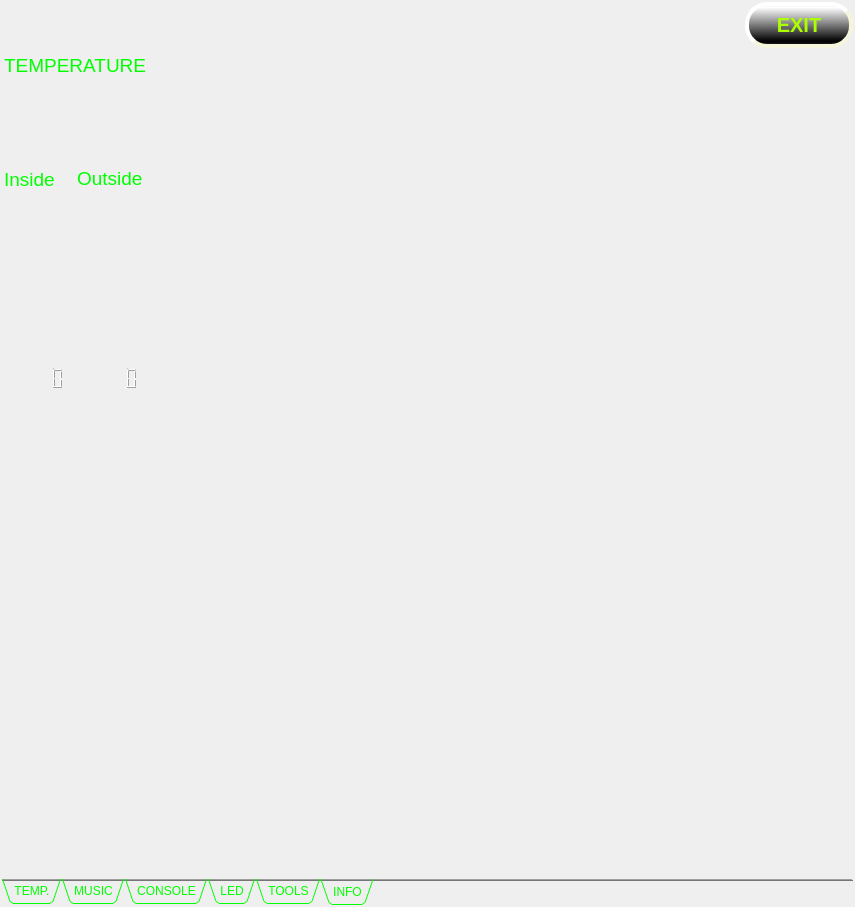
cyniu88/QT_kurs, file iDom_Client/idom_client.ui: the form before one commit.
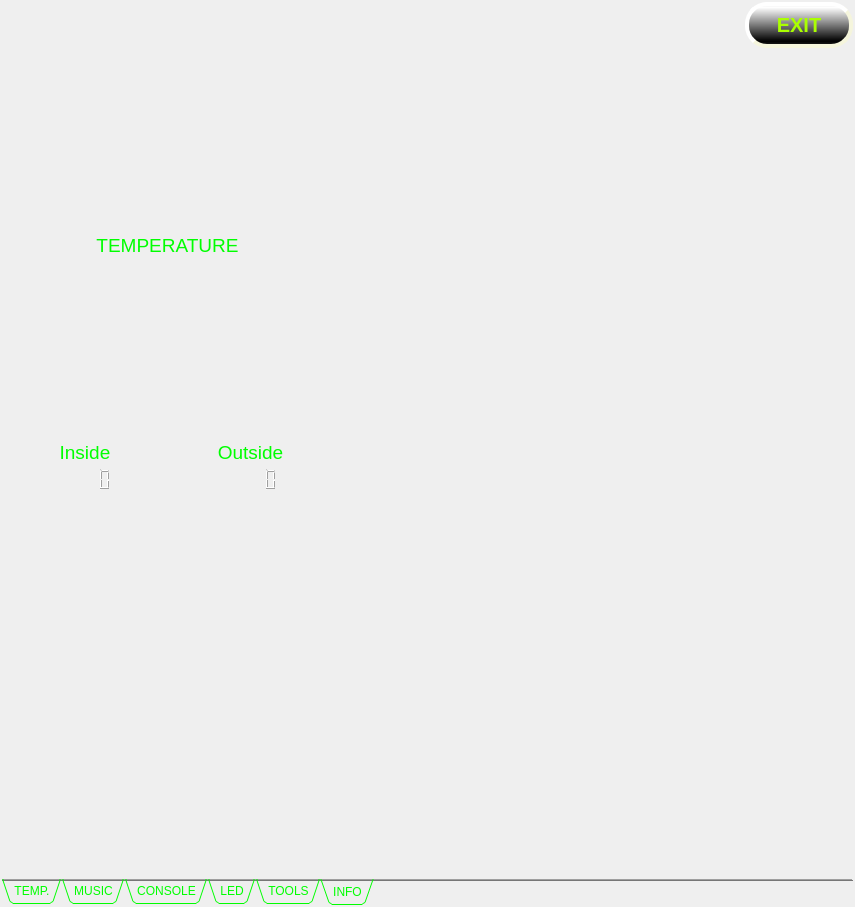
The form after the commit. Icons and pictures are not drawn.

Commit message: nowy wyglad gui

The edit to the form file:
```diff
--- a/iDom_Client/idom_client.ui
+++ b/iDom_Client/idom_client.ui
@@ -2198,117 +2198,82 @@
        <attribute name="title">
         <string>INFO</string>
        </attribute>
-       <layout class="QGridLayout" name="gridLayout_13">
-        <item row="1" column="3" colspan="2">
-         <layout class="QGridLayout" name="gridLayout_termometerOUT">
-          <property name="sizeConstraint">
-           <enum>QLayout::SetNoConstraint</enum>
-          </property>
-          <item row="1" column="0" colspan="2" alignment="Qt::AlignHCenter|Qt::AlignVCenter">
-           <widget class="QLCDNumber" name="OutsideLCD_2">
-            <property name="font">
-             <font>
-              <family>MS Shell Dlg 2</family>
-              <pointsize>16</pointsize>
-             </font>
-            </property>
-            <property name="layoutDirection">
-             <enum>Qt::LeftToRight</enum>
-            </property>
-            <property name="styleSheet">
-             <string notr="true">color: rgb(0, 255, 0);</string>
-            </property>
-            <property name="frameShape">
-             <enum>QFrame::NoFrame</enum>
-            </property>
-            <property name="smallDecimalPoint">
-             <bool>false</bool>
-            </property>
-            <property name="digitCount">
-             <number>5</number>
-            </property>
-            <property name="segmentStyle">
-             <enum>QLCDNumber::Filled</enum>
-            </property>
-           </widget>
-          </item>
-          <item row="0" column="0">
-           <widget class="QLabel" name="label">
+       <widget class="QWidget" name="gridLayoutWidget">
+        <property name="geometry">
+         <rect>
+          <x>0</x>
+          <y>0</y>
+          <width>331</width>
+          <height>621</height>
+         </rect>
+        </property>
+        <layout class="QGridLayout" name="gridLayout_TEMPERATURE">
+         <item row="1" column="1">
+          <layout class="QVBoxLayout" name="myWerOUT">
+           <item>
+            <widget class="QLabel" name="label_2">
             <property name="sizePolicy">
-             <sizepolicy hsizetype="Expanding" vsizetype="Preferred">
+              <sizepolicy hsizetype="Preferred" vsizetype="Fixed">
               <horstretch>0</horstretch>
               <verstretch>0</verstretch>
              </sizepolicy>
             </property>
-            <property name="maximumSize">
-             <size>
-              <width>119</width>
-              <height>16777215</height>
-             </size>
-            </property>
             <property name="font">
              <font>
               <pointsize>14</pointsize>
              </font>
             </property>
-            <property name="styleSheet">
-             <string notr="true">color: rgb(0, 255, 0);
-background-color: rgba(0, 0, 0, 0);</string>
-            </property>
             <property name="text">
              <string>Outside</string>
             </property>
-            <property name="textFormat">
-             <enum>Qt::RichText</enum>
+             <property name="alignment">
+              <set>Qt::AlignCenter</set>
             </property>
            </widget>
           </item>
-          <item row="2" column="0">
+           <item>
+            <widget class="QLCDNumber" name="OutsideLCD_2">
+             <property name="sizePolicy">
+              <sizepolicy hsizetype="Minimum" vsizetype="Fixed">
+               <horstretch>0</horstretch>
+               <verstretch>0</verstretch>
+              </sizepolicy>
+             </property>
+             <property name="font">
+              <font>
+               <family>MS PGothic</family>
+               <pointsize>14</pointsize>
+              </font>
+             </property>
+             <property name="layoutDirection">
+              <enum>Qt::LeftToRight</enum>
+             </property>
+             <property name="styleSheet">
+              <string notr="true">color: rgb(0, 255, 0);</string>
+             </property>
+             <property name="frameShape">
+              <enum>QFrame::NoFrame</enum>
+             </property>
+             <property name="smallDecimalPoint">
+              <bool>false</bool>
+             </property>
+             <property name="digitCount">
+              <number>5</number>
+             </property>
+             <property name="segmentStyle">
+              <enum>QLCDNumber::Filled</enum>
+             </property>
+            </widget>
+           </item>
+           <item>
            <layout class="QVBoxLayout" name="werOUT"/>
           </item>
          </layout>
         </item>
-        <item row="2" column="0">
-         <spacer name="verticalSpacer">
-          <property name="orientation">
-           <enum>Qt::Vertical</enum>
-          </property>
-          <property name="sizeType">
-           <enum>QSizePolicy::Ignored</enum>
-          </property>
-          <property name="sizeHint" stdset="0">
-           <size>
-            <width>20</width>
-            <height>40</height>
-           </size>
-          </property>
-         </spacer>
-        </item>
-        <item row="1" column="5">
-         <spacer name="horizontalSpacer_2">
-          <property name="orientation">
-           <enum>Qt::Horizontal</enum>
-          </property>
-          <property name="sizeHint" stdset="0">
-           <size>
-            <width>40</width>
-            <height>20</height>
-           </size>
-          </property>
-         </spacer>
-        </item>
-        <item row="2" column="1">
-         <widget class="QWidget" name="widget" native="true">
-          <property name="minimumSize">
-           <size>
-            <width>0</width>
-            <height>302</height>
-           </size>
-          </property>
-         </widget>
-        </item>
-        <item row="0" column="0" colspan="5">
-         <widget class="QLabel" name="label_3">
+         <item row="1" column="0">
+          <layout class="QVBoxLayout" name="myWerIN">
+           <item>
+            <widget class="QLabel" name="label">
           <property name="sizePolicy">
            <sizepolicy hsizetype="Preferred" vsizetype="Fixed">
             <horstretch>0</horstretch>
@@ -2320,26 +2285,30 @@
             <pointsize>14</pointsize>
            </font>
           </property>
+             <property name="layoutDirection">
+              <enum>Qt::LeftToRight</enum>
+             </property>
           <property name="text">
-           <string>TEMPERATURE</string>
+              <string>Inside</string>
+             </property>
+             <property name="alignment">
+              <set>Qt::AlignCenter</set>
           </property>
          </widget>
         </item>
-        <item row="1" column="0" colspan="3">
-         <layout class="QGridLayout" name="gridLayout_termometerIN">
-          <property name="sizeConstraint">
-           <enum>QLayout::SetNoConstraint</enum>
-          </property>
-          <item row="1" column="0" colspan="2" alignment="Qt::AlignHCenter|Qt::AlignVCenter">
+           <item>
            <widget class="QLCDNumber" name="InsideLCD_2">
+             <property name="sizePolicy">
+              <sizepolicy hsizetype="Minimum" vsizetype="Fixed">
+               <horstretch>0</horstretch>
+               <verstretch>0</verstretch>
+              </sizepolicy>
+             </property>
             <property name="font">
              <font>
               <pointsize>14</pointsize>
              </font>
             </property>
-            <property name="layoutDirection">
-             <enum>Qt::RightToLeft</enum>
-            </property>
             <property name="styleSheet">
              <string notr="true">color: rgb(0, 255, 0);</string>
             </property>
@@ -2351,40 +2320,37 @@
             </property>
            </widget>
           </item>
-          <item row="0" column="0">
-           <widget class="QLabel" name="label_2">
-            <property name="sizePolicy">
-             <sizepolicy hsizetype="Fixed" vsizetype="Preferred">
-              <horstretch>0</horstretch>
-              <verstretch>0</verstretch>
-             </sizepolicy>
-            </property>
-            <property name="maximumSize">
-             <size>
-              <width>107</width>
-              <height>16777215</height>
-             </size>
-            </property>
-            <property name="font">
-             <font>
-              <pointsize>14</pointsize>
-             </font>
-            </property>
-            <property name="styleSheet">
-             <string notr="true">color: rgb(0, 255, 0);
-background-color: rgba(0, 0, 0, 0);</string>
-            </property>
-            <property name="text">
-             <string>Inside </string>
-            </property>
-           </widget>
-          </item>
-          <item row="2" column="0">
+           <item>
            <layout class="QVBoxLayout" name="werIN"/>
           </item>
          </layout>
         </item>
-       </layout>
+         <item row="0" column="0" colspan="2">
+          <widget class="QLabel" name="label_3">
+           <property name="sizePolicy">
+            <sizepolicy hsizetype="Preferred" vsizetype="Fixed">
+             <horstretch>0</horstretch>
+             <verstretch>0</verstretch>
+            </sizepolicy>
+           </property>
+           <property name="font">
+            <font>
+             <pointsize>14</pointsize>
+            </font>
+           </property>
+           <property name="layoutDirection">
+            <enum>Qt::LeftToRight</enum>
+           </property>
+           <property name="text">
+            <string>TEMPERATURE</string>
+           </property>
+           <property name="alignment">
+            <set>Qt::AlignCenter</set>
+           </property>
+          </widget>
+         </item>
+        </layout>
+       </widget>
       </widget>
      </widget>
     </item>
```
Left out of the diff: 4 changed lines with no effect on the pictures. Lines whose indentation alone changed are shown as unchanged.
